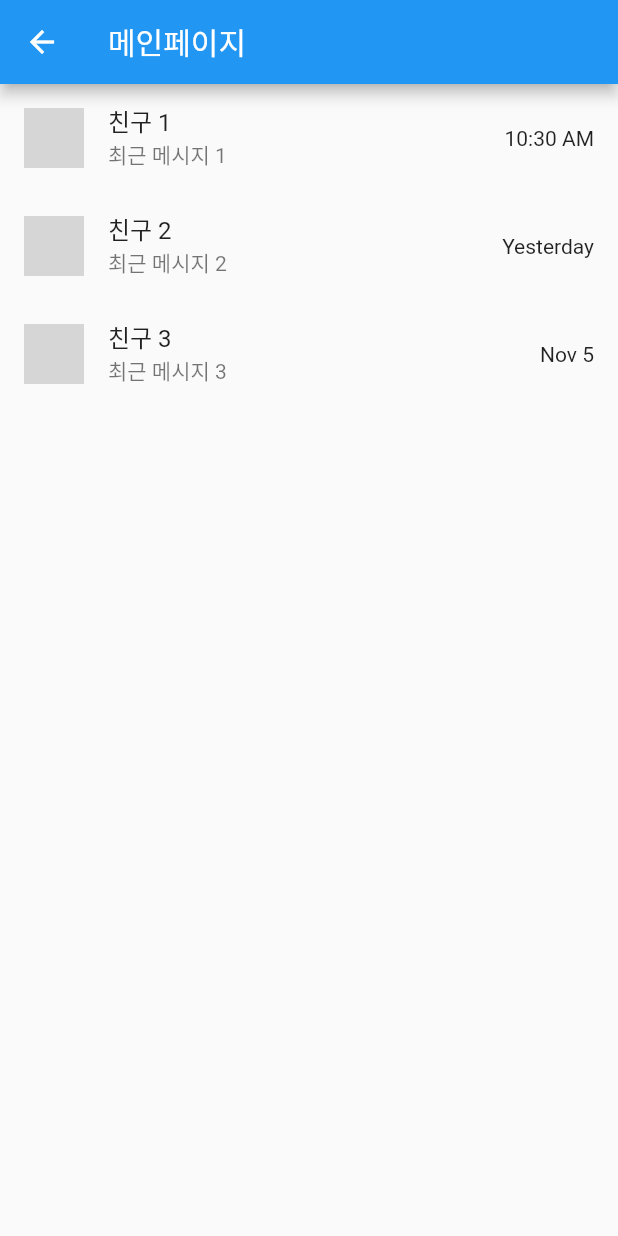
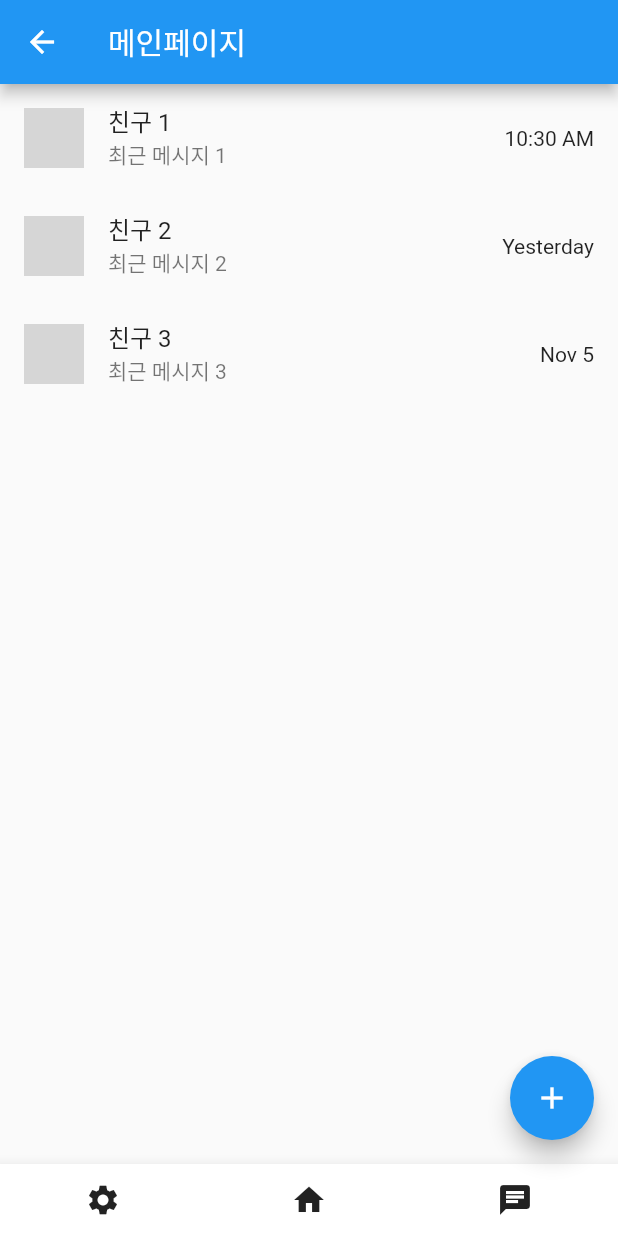
Before and after one commit to dmsdn02/CodeMate, a Flutter app: the MainListPage screen opened directly, on a phone screen of 412 x 824 dp. Run offline on Flutter 3.47's test engine with Material 2 defaults, Android fonts, the phone set to English and light mode, and no system bars; our stand-ins replace cloud_firestore, firebase_auth, firebase_core; accounts and stored records are empty; grey boxes are pictures that could not be loaded.

Commit message:
feat(design): mainlist 하단바, 글작성버튼 추가

```diff
--- a/lib/screen/FindRegister.dart
+++ b/lib/screen/FindRegister.dart
@@ -2,7 +2,7 @@ import 'package:code_mate/screen/Register.dart';
 import 'package:code_mate/screen/login.dart';
 import 'package:flutter/material.dart';
 
-class FindResister extends StatelessWidget {
+class FindRegister extends StatelessWidget {
   @override
   Widget build(BuildContext context) {
     return Scaffold(
--- a/lib/screen/WritePage.dart
+++ b/lib/screen/WritePage.dart
@@ -65,7 +65,7 @@ class _WritePageState extends State<WritePage> {
 
   Widget _buildTextFieldWithLabel(String label, String hintText,
       {int? maxLines}) {
-    double? contentHeight = label == '내용' ? 350.0 : null; // label이 '내용'인 경우에는 contentHeight에 350.0을 할당하고, 그렇지 않은 경우에는 null을 할당
+    double? contentHeight = label == '내용' ? 300.0 : null; // label이 '내용'인 경우에는 contentHeight에 350.0을 할당하고, 그렇지 않은 경우에는 null을 할당
 
     EdgeInsetsGeometry labelPadding;
     switch (label) { // 각 레이블 패딩 조절
--- a/lib/screen/mainlist.dart
+++ b/lib/screen/mainlist.dart
@@ -1,3 +1,5 @@
+import 'package:code_mate/screen/WritePage.dart';
+import 'package:code_mate/screen/mypage.dart';
 import 'package:flutter/material.dart';
 
 void main() => runApp(MyApp());
@@ -25,6 +27,51 @@ class MainListPage extends StatelessWidget {
           ChatListItem('친구 3', '최근 메시지 3', 'Nov 5'),
           // 원하는 만큼 채팅방 항목을 추가
         ],
+      ),
+      floatingActionButton: FloatingActionButton(
+        onPressed: () {
+          // + 버튼이 눌리면 WritePage로 이동
+          Navigator.push(
+            context,
+            MaterialPageRoute(builder: (context) => WritePage()),
+          );
+        },
+        child: Icon(Icons.add),
+      ),
+      bottomNavigationBar: BottomAppBar(
+        shape: CircularNotchedRectangle(),
+        notchMargin: 8.0,
+        child: Row(
+          mainAxisAlignment: MainAxisAlignment.spaceAround,
+          children: <Widget>[
+            IconButton(
+              icon: Icon(Icons.settings), // My Page 아이콘
+              onPressed: () {
+                // My Page 버튼이 탭되면 MyPage로 이동
+                Navigator.push(
+                  context,
+                  MaterialPageRoute(builder: (context) => mypage()),
+                );
+              },
+            ),
+            IconButton(
+              icon: Icon(Icons.home),
+              onPressed: () {
+                // 홈 버튼이 탭되면 MainListPage로 이동
+                Navigator.push(
+                  context,
+                  MaterialPageRoute(builder: (context) => MainListPage()),
+                );
+              },
+            ),
+            IconButton(
+              icon: Icon(Icons.chat), // My Page 아이콘
+              onPressed: () {
+                // 채팅방 페이지로 연결
+              },
+            ),
+          ],
+        ),
       ),
     );
   }
```
Also changed, not shown: lib/screen/mypage.dart (+9 -0 lines).
